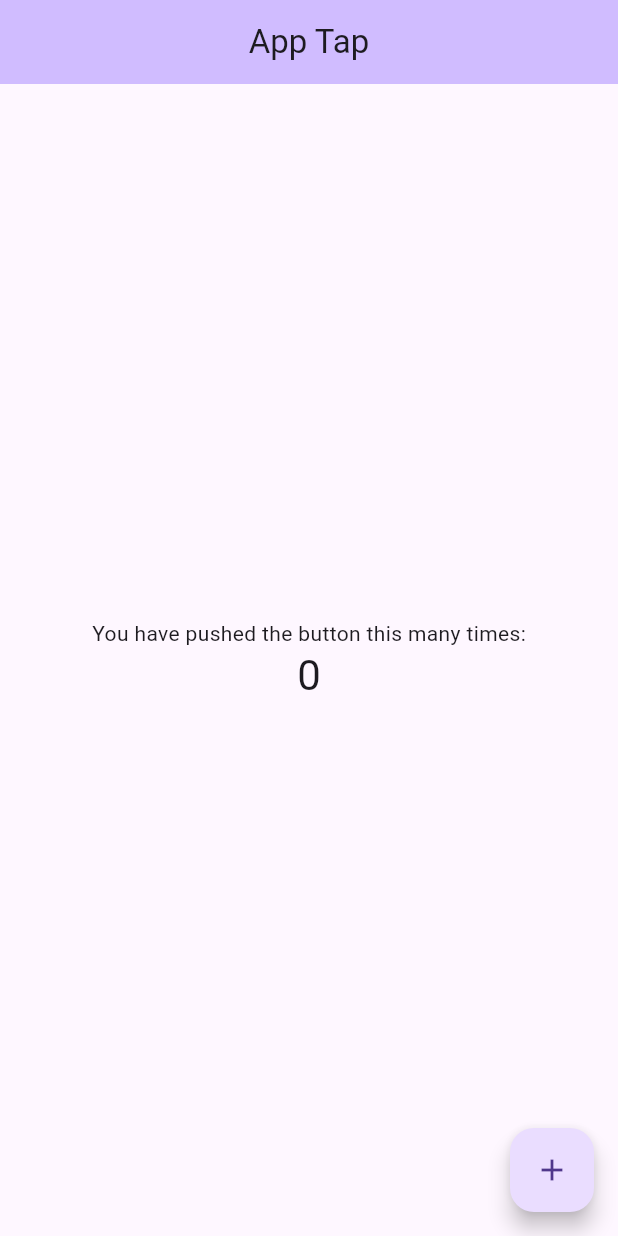
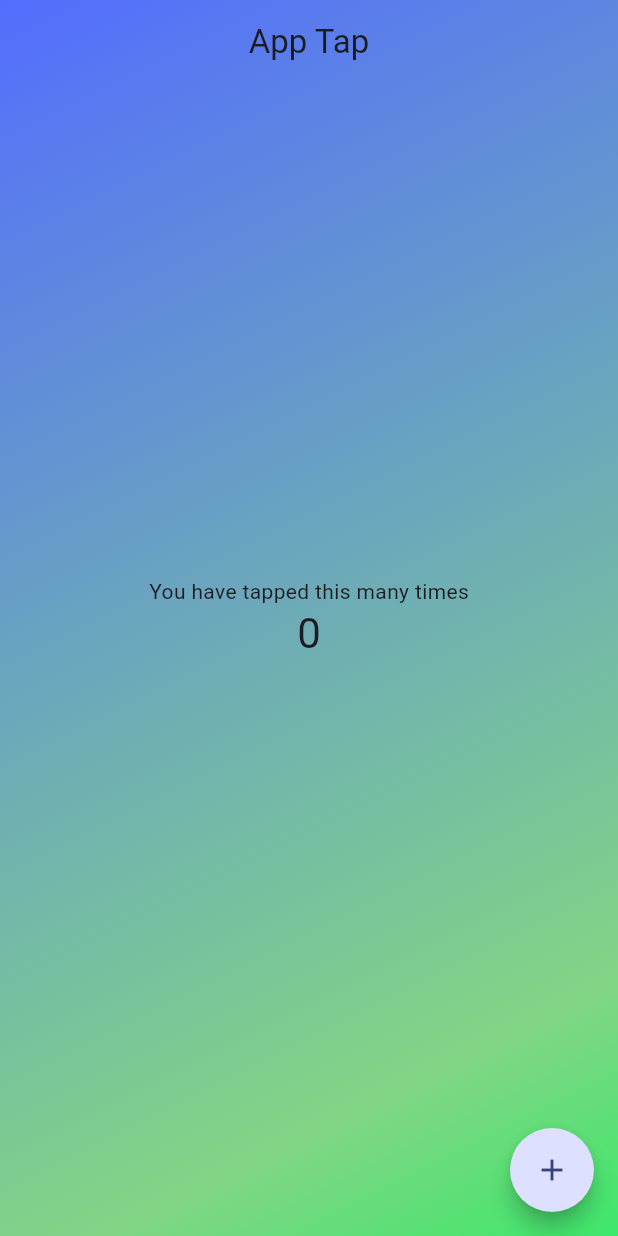
Before and after one commit to ObiajuluM/app-tap, a Flutter app: the screen it shows after launch, on a phone screen of 412 x 824 dp. Run offline on Flutter 3.47's test engine with Material 3 defaults, Android fonts, the phone set to English and light mode, and no system bars.

Commit message:
Refactor app structure: update package name, add gradients, and implement HomePage with animated background

```diff
--- /dev/null
+++ b/lib/app_gradients.dart
@@ -0,0 +1,432 @@
+import 'package:flutter/material.dart';
+
+/// A list of 100 unique gradients for use in your app.
+final List<List<Color>> appGradients = [
+  // Original gradients (3)
+  [
+    Color.fromARGB(255, 83, 109, 254),
+    Color.fromARGB(255, 92, 130, 230),
+    Color.fromARGB(255, 101, 151, 206),
+    Color.fromARGB(255, 110, 172, 182),
+    Color.fromARGB(255, 119, 193, 158),
+    Color.fromARGB(255, 130, 213, 133),
+    Color.fromARGB(255, 61, 232, 107),
+  ],
+  [
+    Color.fromARGB(255, 61, 232, 107),
+    Color.fromARGB(255, 130, 213, 133),
+    Color.fromARGB(255, 119, 193, 158),
+    Color.fromARGB(255, 110, 172, 182),
+    Color.fromARGB(255, 101, 151, 206),
+    Color.fromARGB(255, 92, 130, 230),
+    Color.fromARGB(255, 83, 109, 254),
+  ],
+  [
+    Color.fromARGB(255, 101, 151, 206),
+    Color.fromARGB(255, 110, 172, 182),
+    Color.fromARGB(255, 119, 193, 158),
+    Color.fromARGB(255, 130, 213, 133),
+    Color.fromARGB(255, 61, 232, 107),
+    Color.fromARGB(255, 83, 109, 254),
+    Color.fromARGB(255, 92, 130, 230),
+  ],
+
+  // New gradients (97 more)
+  // Blue to green variations
+  [
+    Color.fromARGB(255, 83, 109, 254),
+    Color.fromARGB(255, 101, 151, 206),
+    Color.fromARGB(255, 119, 193, 158),
+    Color.fromARGB(255, 61, 232, 107),
+  ],
+  [
+    Color.fromARGB(255, 92, 130, 230),
+    Color.fromARGB(255, 110, 172, 182),
+    Color.fromARGB(255, 130, 213, 133),
+  ],
+  [
+    Color.fromARGB(255, 83, 109, 254),
+    Color.fromARGB(255, 61, 232, 107),
+  ],
+  [
+    Color.fromARGB(255, 101, 151, 206),
+    Color.fromARGB(255, 130, 213, 133),
+    Color.fromARGB(255, 61, 232, 107),
+  ],
+  [
+    Color.fromARGB(255, 110, 172, 182),
+    Color.fromARGB(255, 119, 193, 158),
+    Color.fromARGB(255, 130, 213, 133),
+  ],
+
+  // Purple/blue additions
+  [
+    Color.fromARGB(255, 120, 100, 254),
+    Color.fromARGB(255, 83, 109, 254),
+    Color.fromARGB(255, 92, 130, 230),
+  ],
+  [
+    Color.fromARGB(255, 140, 90, 240),
+    Color.fromARGB(255, 101, 151, 206),
+    Color.fromARGB(255, 110, 172, 182),
+  ],
+  [
+    Color.fromARGB(255, 160, 80, 220),
+    Color.fromARGB(255, 119, 193, 158),
+    Color.fromARGB(255, 130, 213, 133),
+  ],
+
+  // Teal variations
+  [
+    Color.fromARGB(255, 50, 190, 200),
+    Color.fromARGB(255, 110, 172, 182),
+    Color.fromARGB(255, 119, 193, 158),
+  ],
+  [
+    Color.fromARGB(255, 70, 180, 210),
+    Color.fromARGB(255, 101, 151, 206),
+    Color.fromARGB(255, 130, 213, 133),
+  ],
+  [
+    Color.fromARGB(255, 90, 170, 220),
+    Color.fromARGB(255, 92, 130, 230),
+    Color.fromARGB(255, 61, 232, 107),
+  ],
+
+  // Bright green variations
+  [
+    Color.fromARGB(255, 40, 240, 120),
+    Color.fromARGB(255, 61, 232, 107),
+    Color.fromARGB(255, 130, 213, 133),
+  ],
+  [
+    Color.fromARGB(255, 30, 250, 100),
+    Color.fromARGB(255, 119, 193, 158),
+    Color.fromARGB(255, 110, 172, 182),
+  ],
+  [
+    Color.fromARGB(255, 20, 255, 80),
+    Color.fromARGB(255, 101, 151, 206),
+    Color.fromARGB(255, 92, 130, 230),
+  ],
+
+  // Darker blue variations
+  [
+    Color.fromARGB(255, 60, 90, 220),
+    Color.fromARGB(255, 83, 109, 254),
+    Color.fromARGB(255, 101, 151, 206),
+  ],
+  [
+    Color.fromARGB(255, 40, 80, 200),
+    Color.fromARGB(255, 92, 130, 230),
+    Color.fromARGB(255, 110, 172, 182),
+  ],
+  [
+    Color.fromARGB(255, 20, 70, 180),
+    Color.fromARGB(255, 101, 151, 206),
+    Color.fromARGB(255, 119, 193, 158),
+  ],
+
+  // Pastel variations
+  [
+    Color.fromARGB(255, 150, 170, 255),
+    Color.fromARGB(255, 160, 210, 220),
+    Color.fromARGB(255, 170, 240, 180),
+  ],
+  [
+    Color.fromARGB(255, 180, 160, 240),
+    Color.fromARGB(255, 170, 190, 210),
+    Color.fromARGB(255, 160, 220, 180),
+  ],
+  [
+    Color.fromARGB(255, 200, 150, 230),
+    Color.fromARGB(255, 180, 180, 200),
+    Color.fromARGB(255, 150, 210, 170),
+  ],
+
+  // Monochromatic blues
+  [
+    Color.fromARGB(255, 20, 60, 200),
+    Color.fromARGB(255, 40, 90, 210),
+    Color.fromARGB(255, 60, 120, 220),
+    Color.fromARGB(255, 80, 150, 230),
+    Color.fromARGB(255, 100, 180, 240),
+  ],
+  [
+    Color.fromARGB(255, 10, 50, 180),
+    Color.fromARGB(255, 30, 80, 190),
+    Color.fromARGB(255, 50, 110, 200),
+    Color.fromARGB(255, 70, 140, 210),
+    Color.fromARGB(255, 90, 170, 220),
+  ],
+
+  // Monochromatic greens
+  [
+    Color.fromARGB(255, 10, 100, 80),
+    Color.fromARGB(255, 20, 130, 100),
+    Color.fromARGB(255, 30, 160, 120),
+    Color.fromARGB(255, 40, 190, 140),
+    Color.fromARGB(255, 50, 220, 160),
+  ],
+  [
+    Color.fromARGB(255, 20, 90, 70),
+    Color.fromARGB(255, 40, 120, 90),
+    Color.fromARGB(255, 60, 150, 110),
+    Color.fromARGB(255, 80, 180, 130),
+    Color.fromARGB(255, 100, 210, 150),
+  ],
+
+  // Sunset inspired
+  [
+    Color.fromARGB(255, 255, 100, 80),
+    Color.fromARGB(255, 255, 140, 60),
+    Color.fromARGB(255, 255, 180, 40),
+    Color.fromARGB(255, 200, 150, 30),
+    Color.fromARGB(255, 150, 120, 20),
+  ],
+  [
+    Color.fromARGB(255, 220, 80, 100),
+    Color.fromARGB(255, 240, 120, 80),
+    Color.fromARGB(255, 255, 160, 60),
+    Color.fromARGB(255, 220, 180, 40),
+    Color.fromARGB(255, 180, 160, 30),
+  ],
+
+  // Ocean inspired
+  [
+    Color.fromARGB(255, 0, 50, 100),
+    Color.fromARGB(255, 0, 80, 120),
+    Color.fromARGB(255, 0, 110, 140),
+    Color.fromARGB(255, 0, 140, 160),
+    Color.fromARGB(255, 0, 170, 180),
+  ],
+  [
+    Color.fromARGB(255, 10, 40, 90),
+    Color.fromARGB(255, 20, 70, 110),
+    Color.fromARGB(255, 30, 100, 130),
+    Color.fromARGB(255, 40, 130, 150),
+    Color.fromARGB(255, 50, 160, 170),
+  ],
+
+  // Forest inspired
+  [
+    Color.fromARGB(255, 10, 40, 20),
+    Color.fromARGB(255, 20, 60, 30),
+    Color.fromARGB(255, 30, 80, 40),
+    Color.fromARGB(255, 40, 100, 50),
+    Color.fromARGB(255, 50, 120, 60),
+  ],
+  [
+    Color.fromARGB(255, 20, 50, 30),
+    Color.fromARGB(255, 40, 70, 40),
+    Color.fromARGB(255, 60, 90, 50),
+    Color.fromARGB(255, 80, 110, 60),
+    Color.fromARGB(255, 100, 130, 70),
+  ],
+
+  // More variations using the original color palette
+  [
+    Color.fromARGB(255, 83, 109, 254),
+    Color.fromARGB(255, 110, 172, 182),
+    Color.fromARGB(255, 61, 232, 107),
+  ],
+  [
+    Color.fromARGB(255, 92, 130, 230),
+    Color.fromARGB(255, 119, 193, 158),
+  ],
+  [
+    Color.fromARGB(255, 101, 151, 206),
+    Color.fromARGB(255, 130, 213, 133),
+    Color.fromARGB(255, 83, 109, 254),
+  ],
+  [
+    Color.fromARGB(255, 110, 172, 182),
+    Color.fromARGB(255, 61, 232, 107),
+    Color.fromARGB(255, 92, 130, 230),
+  ],
+  [
+    Color.fromARGB(255, 119, 193, 158),
+    Color.fromARGB(255, 83, 109, 254),
+  ],
+  [
+    Color.fromARGB(255, 130, 213, 133),
+    Color.fromARGB(255, 92, 130, 230),
+    Color.fromARGB(255, 101, 151, 206),
+  ],
+  [
+    Color.fromARGB(255, 61, 232, 107),
+    Color.fromARGB(255, 110, 172, 182),
+  ],
+  [
+    Color.fromARGB(255, 83, 109, 254),
+    Color.fromARGB(255, 119, 193, 158),
+    Color.fromARGB(255, 130, 213, 133),
+  ],
+  [
+    Color.fromARGB(255, 92, 130, 230),
+    Color.fromARGB(255, 101, 151, 206),
+    Color.fromARGB(255, 110, 172, 182),
+    Color.fromARGB(255, 119, 193, 158),
+  ],
+  [
+    Color.fromARGB(255, 101, 151, 206),
+    Color.fromARGB(255, 61, 232, 107),
+  ],
+  [
+    Color.fromARGB(255, 110, 172, 182),
+    Color.fromARGB(255, 83, 109, 254),
+    Color.fromARGB(255, 92, 130, 230),
+  ],
+  [
+    Color.fromARGB(255, 119, 193, 158),
+    Color.fromARGB(255, 130, 213, 133),
+    Color.fromARGB(255, 61, 232, 107),
+  ],
+  [
+    Color.fromARGB(255, 130, 213, 133),
+    Color.fromARGB(255, 101, 151, 206),
+  ],
+  [
+    Color.fromARGB(255, 61, 232, 107),
+    Color.fromARGB(255, 83, 109, 254),
+    Color.fromARGB(255, 110, 172, 182),
+  ],
+  [
+    Color.fromARGB(255, 83, 109, 254),
+    Color.fromARGB(255, 92, 130, 230),
+    Color.fromARGB(255, 101, 151, 206),
+    Color.fromARGB(255, 110, 172, 182),
+  ],
+  [
+    Color.fromARGB(255, 92, 130, 230),
+    Color.fromARGB(255, 119, 193, 158),
+    Color.fromARGB(255, 61, 232, 107),
+  ],
+  [
+    Color.fromARGB(255, 101, 151, 206),
+    Color.fromARGB(255, 83, 109, 254),
+  ],
+  [
+    Color.fromARGB(255, 110, 172, 182),
+    Color.fromARGB(255, 130, 213, 133),
+  ],
+  [
+    Color.fromARGB(255, 119, 193, 158),
+    Color.fromARGB(255, 92, 130, 230),
+    Color.fromARGB(255, 101, 151, 206),
+  ],
+  [
+    Color.fromARGB(255, 130, 213, 133),
+    Color.fromARGB(255, 110, 172, 182),
+    Color.fromARGB(255, 119, 193, 158),
+  ],
+  [
+    Color.fromARGB(255, 61, 232, 107),
+    Color.fromARGB(255, 101, 151, 206),
+    Color.fromARGB(255, 92, 130, 230),
+  ],
+  [
+    Color.fromARGB(255, 83, 109, 254),
+    Color.fromARGB(255, 110, 172, 182),
+    Color.fromARGB(255, 119, 193, 158),
+  ],
+  [
+    Color.fromARGB(255, 92, 130, 230),
+    Color.fromARGB(255, 130, 213, 133),
+  ],
+  [
+    Color.fromARGB(255, 101, 151, 206),
+    Color.fromARGB(255, 119, 193, 158),
+    Color.fromARGB(255, 61, 232, 107),
+  ],
+  [
+    Color.fromARGB(255, 110, 172, 182),
+    Color.fromARGB(255, 83, 109, 254),
+  ],
+  [
+    Color.fromARGB(255, 119, 193, 158),
+    Color.fromARGB(255, 101, 151, 206),
+    Color.fromARGB(255, 92, 130, 230),
+  ],
+  [
+    Color.fromARGB(255, 130, 213, 133),
+    Color.fromARGB(255, 61, 232, 107),
+    Color.fromARGB(255, 83, 109, 254),
+  ],
+  [
+    Color.fromARGB(255, 61, 232, 107),
+    Color.fromARGB(255, 92, 130, 230),
+    Color.fromARGB(255, 110, 172, 182),
+  ],
+  [
+    Color.fromARGB(255, 83, 109, 254),
+    Color.fromARGB(255, 101, 151, 206),
+    Color.fromARGB(255, 119, 193, 158),
+    Color.fromARGB(255, 130, 213, 133),
+  ],
+  [
+    Color.fromARGB(255, 92, 130, 230),
+    Color.fromARGB(255, 110, 172, 182),
+    Color.fromARGB(255, 61, 232, 107),
+  ],
+  [
+    Color.fromARGB(255, 101, 151, 206),
+    Color.fromARGB(255, 130, 213, 133),
+  ],
+  [
+    Color.fromARGB(255, 110, 172, 182),
+    Color.fromARGB(255, 119, 193, 158),
+  ],
+  [
+    Color.fromARGB(255, 119, 193, 158),
+    Color.fromARGB(255, 83, 109, 254),
+    Color.fromARGB(255, 92, 130, 230),
+  ],
+  [
+    Color.fromARGB(255, 130, 213, 133),
+    Color.fromARGB(255, 101, 151, 206),
+    Color.fromARGB(255, 110, 172, 182),
+  ],
+  [
+    Color.fromARGB(255, 61, 232, 107),
+    Color.fromARGB(255, 119, 193, 158),
+  ],
+  [
+    Color.fromARGB(255, 83, 109, 254),
+    Color.fromARGB(255, 130, 213, 133),
+  ],
+  [
+    Color.fromARGB(255, 92, 130, 230),
+    Color.fromARGB(255, 101, 151, 206),
+    Color.fromARGB(255, 110, 172, 182),
+    Color.fromARGB(255, 119, 193, 158),
+    Color.fromARGB(255, 130, 213, 133),
+    Color.fromARGB(255, 61, 232, 107),
+  ],
+  // Last few to reach 100
+  [
+    Color.fromARGB(255, 101, 151, 206),
+    Color.fromARGB(255, 83, 109, 254),
+    Color.fromARGB(255, 61, 232, 107),
+  ],
+  [
+    Color.fromARGB(255, 110, 172, 182),
+    Color.fromARGB(255, 92, 130, 230),
+    Color.fromARGB(255, 130, 213, 133),
+  ],
+  [
+    Color.fromARGB(255, 119, 193, 158),
+    Color.fromARGB(255, 101, 151, 206),
+    Color.fromARGB(255, 83, 109, 254),
+  ],
+  [
+    Color.fromARGB(255, 130, 213, 133),
+    Color.fromARGB(255, 110, 172, 182),
+    Color.fromARGB(255, 92, 130, 230),
+  ],
+  [
+    Color.fromARGB(255, 61, 232, 107),
+    Color.fromARGB(255, 119, 193, 158),
+    Color.fromARGB(255, 101, 151, 206),
+  ],
+];
--- /dev/null
+++ b/lib/home.dart
@@ -0,0 +1,67 @@
+import 'package:app_tap/app_gradients.dart';
+import 'package:flutter/material.dart';
+
+class HomePage extends StatefulWidget {
+  const HomePage({
+    super.key,
+  });
+
+  @override
+  State<HomePage> createState() => _HomePageState();
+}
+
+class _HomePageState extends State<HomePage> {
+  int _counter = 0;
+  int _gradientIndex = 0;
+  final List<List<Color>> _gradients =appGradients;
+  void _incrementCounter() {
+    setState(() {
+      _counter++;
+      _gradientIndex = (_gradientIndex + 1) % _gradients.length;
+    });
+  }
+
+  @override
+  Widget build(BuildContext context) {
+    return Scaffold(
+      extendBodyBehindAppBar: true,
+
+      ///
+      appBar: AppBar(
+        title: Text('App Tap'),
+        centerTitle: true,
+        backgroundColor: Colors.transparent,
+      ),
+      body: AnimatedContainer(
+        duration: const Duration(milliseconds: 700),
+        decoration: BoxDecoration(
+          gradient: LinearGradient(
+            begin: Alignment.topLeft,
+            end: Alignment.bottomRight,
+            colors: _gradients[_gradientIndex],
+          ),
+        ),
+        child: Center(
+          child: Column(
+            mainAxisAlignment: MainAxisAlignment.center,
+            children: [
+              const Text(
+                'You have tapped this many times',
+              ),
+              Text(
+                '$_counter',
+                style: Theme.of(context).textTheme.headlineMedium,
+              ),
+            ],
+          ),
+        ),
+      ),
+      floatingActionButton: FloatingActionButton(
+        shape: CircleBorder(),
+        onPressed: _incrementCounter,
+        tooltip: 'Increment',
+        child: const Icon(Icons.add),
+      ),
+    );
+  }
+}
--- a/lib/main.dart
+++ b/lib/main.dart
@@ -1,3 +1,4 @@
+import 'package:app_tap/home.dart';
 import 'package:flutter/material.dart';
 
 void main() {
@@ -11,58 +12,14 @@ class MyApp extends StatelessWidget {
   Widget build(BuildContext context) {
     return MaterialApp(
       debugShowCheckedModeBanner: false,
-      home: const HomePage(
-        title: 'App Tap',
+      home: HomePage(),
+      theme: ThemeData(
+        useMaterial3: true,
+        colorScheme: ColorScheme.fromSeed(
+          seedColor: Color.fromARGB(255, 83, 109, 254),
+          brightness: Brightness.light,
+        ),
       ),
     );
   }
 }
-
-class HomePage extends StatefulWidget {
-  const HomePage({super.key, required this.title});
-
-  final String title;
-
-  @override
-  State<HomePage> createState() => _HomePageState();
-}
-
-class _HomePageState extends State<HomePage> {
-  int _counter = 0;
-
-  void _incrementCounter() {
-    setState(() {
-      _counter++;
-    });
-  }
-
-  @override
-  Widget build(BuildContext context) {
-    return Scaffold(
-      appBar: AppBar(
-        backgroundColor: Theme.of(context).colorScheme.inversePrimary,
-        title: Text(widget.title),
-        centerTitle: true,
-      ),
-      body: Center(
-        child: Column(
-          mainAxisAlignment: MainAxisAlignment.center,
-          children: [
-            const Text(
-              'You have pushed the button this many times:',
-            ),
-            Text(
-              '$_counter',
-              style: Theme.of(context).textTheme.headlineMedium,
-            ),
-          ],
-        ),
-      ),
-      floatingActionButton: FloatingActionButton(
-        onPressed: _incrementCounter,
-        tooltip: 'Increment',
-        child: const Icon(Icons.add),
-      ),
-    );
-  }
-}
--- a/pubspec.yaml
+++ b/pubspec.yaml
@@ -34,6 +34,7 @@ dependencies:
   # The following adds the Cupertino Icons font to your application.
   # Use with the CupertinoIcons class for iOS style icons.
   cupertino_icons: ^1.0.8
+  rename_app: ^1.6.5
 
 dev_dependencies:
   flutter_test:
@@ -45,6 +46,7 @@ dev_dependencies:
   # package. See that file for information about deactivating specific lint
   # rules and activating additional ones.
   flutter_lints: ^5.0.0
+  change_app_package_name: ^1.5.0
 
 # For information on the generic Dart part of this file, see the
 # following page: https://dart.dev/tools/pub/pubspec
```
Also changed, not shown: pubspec.lock, 5 other files.
